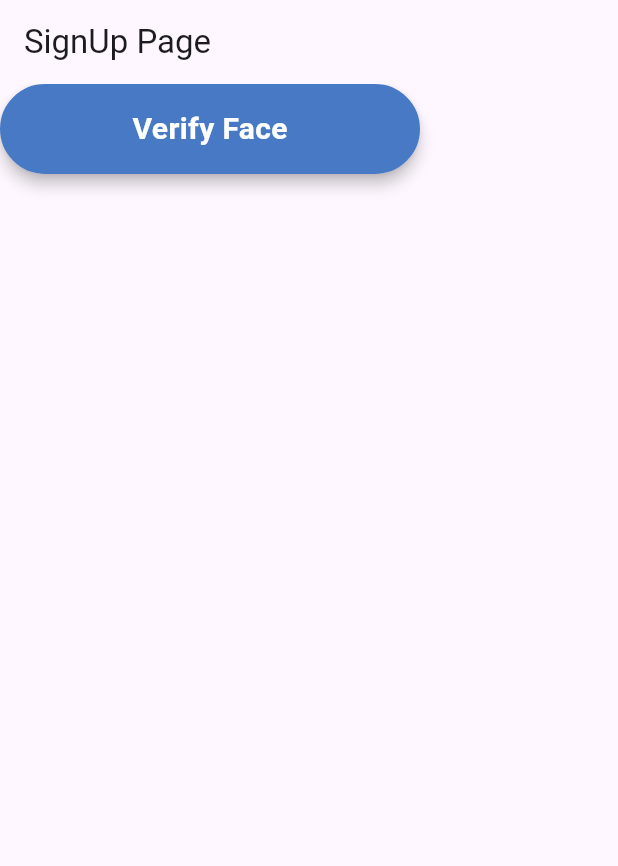
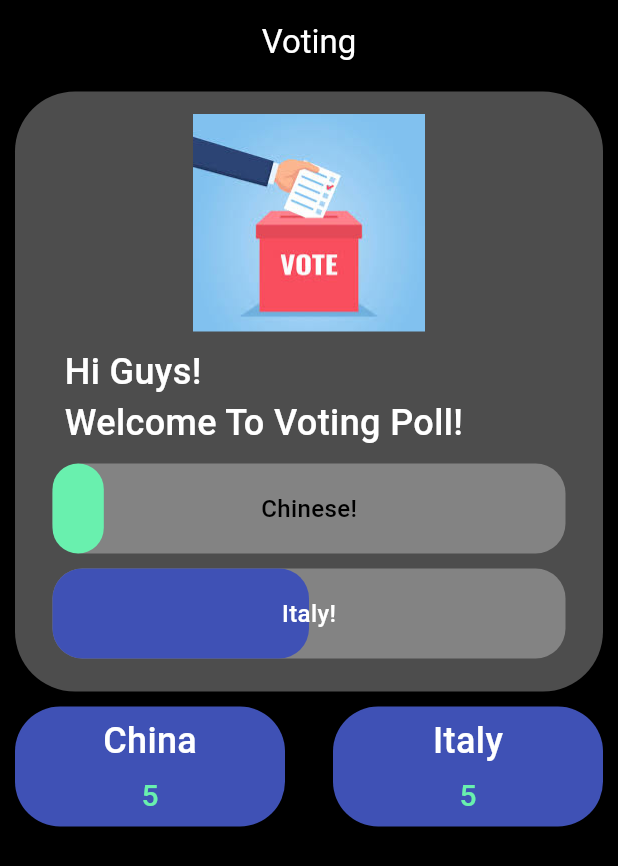
Before and after one commit to jngelena/BiometricSystem, a Flutter app: the screen it shows after launch, on a phone screen of 412 x 824 dp. Shown: the top 866 px of the screen. Run offline on Flutter 3.47's test engine with Material 3 defaults, Android fonts, the phone set to English and light mode, and no system bars; drawn by our look-alikes of percent_indicator; our stand-ins replace camera, cloud_firestore, firebase_core; missing offline and left inert: google_mlkit_commons, google_mlkit_face_detection, m7_livelyness_detection; accounts and stored records are empty; generated files the repository leaves out were written again.

Commit message:
Implementing user information saving to the firebase, design voting page, bug-fixing at sign up page

```diff
--- a/app/lib/main.dart
+++ b/app/lib/main.dart
@@ -1,6 +1,7 @@
 import 'package:app/firebase_options.dart';
 import 'package:app/screen/home_page.dart';
-import 'package:app/screen/image_file_screen.dart';
+import 'package:app/screen/log_in.dart';
+import 'package:app/screen/sign_up.dart';
 import 'package:firebase_core/firebase_core.dart';
 import 'package:flutter/material.dart';
 
@@ -17,12 +18,13 @@ class MyApp extends StatelessWidget {
   @override
   Widget build(BuildContext context) {
     return MaterialApp(
-      title: 'Flutter Demo',
+      title: 'B-Voting biometric System',
       theme: ThemeData(
         colorScheme: ColorScheme.fromSeed(seedColor: Colors.deepPurple),
+        scaffoldBackgroundColor: Colors.white,
         useMaterial3: true,
       ),
-      home: const SignUpPage(),
+      home: const VotingPage(),
     );
   }
 }
--- a/app/lib/screen/image_file_screen.dart
+++ /dev/null
@@ -1,55 +0,0 @@
-import 'package:app/components/components.dart';
-import 'package:app/service/deep_face_api.dart';
-import 'package:flutter/material.dart';
-import 'package:m7_livelyness_detection/index.dart';
-
-class SignUpPage extends StatefulWidget {
-  //final String imagePath;
-  const SignUpPage({
-    super.key,
-  });
-
-  @override
-  State<SignUpPage> createState() => _SignUpPageState();
-}
-
-class _SignUpPageState extends State<SignUpPage> {
-  DeepFaceApi? deepFaceApi;
-
-  @override
-  void initState() {
-    // TODO: implement initState
-    deepFaceApi = DeepFaceApi();
-    super.initState();
-  }
-
-  @override
-  Widget build(BuildContext context) {
-    return Scaffold(
-        appBar: AppBar(
-          title: const Text('SignUp Page'),
-        ),
-        body: _body());
-  }
-
-  Widget _body() {
-    return SafeArea(
-        child: Column(
-      children: [
-        // Container(
-        //   // if imagePath is null, an empty string will be used
-        //   child: Image.file(
-        //     File(""),
-        //     fit: BoxFit.contain,
-        //   ),
-        // ),
-        CustomButton(
-            buttonText: "Verify Face",
-            onPressed: () {
-              deepFaceApi!
-                  .verifyFace("images/mobile1.jpeg", "images/Mobile2.jpeg");
-            })
-      ],
-    ));
-  }
-}
--- /dev/null
+++ b/app/lib/screen/log_in.dart
@@ -0,0 +1,220 @@
+import 'package:flutter/foundation.dart';
+import 'package:flutter/material.dart';
+import 'package:m7_livelyness_detection/index.dart';
+import 'package:percent_indicator/linear_percent_indicator.dart';
+
+class VotingPage extends StatefulWidget {
+  const VotingPage({super.key});
+
+  @override
+  State<VotingPage> createState() => _VotingPageState();
+}
+
+class _VotingPageState extends State<VotingPage> {
+  @override
+  Widget build(BuildContext context) {
+    return Scaffold(
+      appBar: AppBar(
+        centerTitle: true,
+        backgroundColor: Colors.black,
+        elevation: 0,
+        title: const Text(
+          "Voting",
+          style: TextStyle(
+            color: Colors.white,
+          ),
+        ),
+      ),
+      backgroundColor: Colors.black,
+      body: Column(
+        mainAxisAlignment: MainAxisAlignment.start,
+        children: [
+          const SizedBox(
+            height: 5,
+          ),
+          Padding(
+            padding: const EdgeInsets.symmetric(horizontal: 10),
+            child: Container(
+              width: 400,
+              height: 400,
+              decoration: BoxDecoration(
+                  borderRadius: BorderRadius.circular(40),
+                  color: Colors.white30),
+              child: Padding(
+                padding: const EdgeInsets.all(15),
+                child: Column(
+                  children: [
+                    Container(
+                      width: MediaQuery.of(context).size.width - 50,
+                      height: 145,
+                      decoration: BoxDecoration(
+                        borderRadius: BorderRadius.circular(30),
+                      ),
+                      child: ClipRRect(
+                        borderRadius: BorderRadius.circular(30),
+                        child: Image.asset('assets/images/vote.jpeg'),
+                      ),
+                    ),
+                    const SizedBox(
+                      height: 10,
+                    ),
+                    const Row(
+                      mainAxisAlignment: MainAxisAlignment.start,
+                      children: [
+                        SizedBox(
+                          width: 18,
+                        ),
+                        Column(
+                          crossAxisAlignment: CrossAxisAlignment.start,
+                          children: [
+                            Text(
+                              'Hi Guys!',
+                              style: TextStyle(
+                                  color: Colors.white,
+                                  fontWeight: FontWeight.w500,
+                                  fontSize: 24),
+                            ),
+                            Text(
+                              'Welcome To Voting Poll!',
+                              style: TextStyle(
+                                  color: Colors.white,
+                                  fontWeight: FontWeight.w500,
+                                  fontSize: 24),
+                            ),
+                          ],
+                        ),
+                      ],
+                    ),
+                    const SizedBox(
+                      height: 10,
+                    ),
+                    LinearPercentIndicator(
+                      width: MediaQuery.of(context).size.width - 50,
+                      animation: true,
+                      lineHeight: 60.0,
+                      animationDuration: 1000,
+                      percent: 1 / 10,
+                      center: const Text(
+                        "Chinese!",
+                        style: TextStyle(
+                            color: Colors.black,
+                            fontWeight: FontWeight.w500,
+                            fontSize: 16),
+                      ),
+                      barRadius: const Radius.circular(20),
+                      progressColor: Colors.greenAccent,
+                      backgroundColor: Colors.white30,
+                    ),
+                    const SizedBox(
+                      height: 10,
+                    ),
+                    LinearPercentIndicator(
+                      width: MediaQuery.of(context).size.width - 50,
+                      animation: true,
+                      lineHeight: 60.0,
+                      animationDuration: 1000,
+                      percent: 5 / 10,
+                      center: const Text(
+                        "Italy!",
+                        style: TextStyle(
+                            color: Colors.white,
+                            fontWeight: FontWeight.w500,
+                            fontSize: 16),
+                      ),
+                      barRadius: const Radius.circular(20),
+                      progressColor: Colors.indigo,
+                      backgroundColor: Colors.white30,
+                    ),
+                    const SizedBox(
+                      height: 5,
+                    ),
+                  ],
+                ),
+              ),
+            ),
+          ),
+          Padding(
+            padding: const EdgeInsets.all(10),
+            child: Row(
+              mainAxisAlignment: MainAxisAlignment.spaceBetween,
+              children: [
+                InkWell(
+                  onTap: () {},
+                  child: Container(
+                    width: 180,
+                    height: 80,
+                    decoration: BoxDecoration(
+                        borderRadius: BorderRadius.circular(30),
+                        color: Colors.indigo),
+                    child: const Center(
+                      child: Column(
+                        crossAxisAlignment: CrossAxisAlignment.center,
+                        mainAxisAlignment: MainAxisAlignment.center,
+                        children: [
+                          Text(
+                            'China',
+                            style: TextStyle(
+                                color: Colors.white,
+                                fontWeight: FontWeight.w500,
+                                fontSize: 24),
+                          ),
+                          SizedBox(
+                            height: 5,
+                          ),
+                          Text(
+                            // count from block chain
+                            "5",
+                            style: TextStyle(
+                                color: Colors.greenAccent,
+                                fontWeight: FontWeight.w500,
+                                fontSize: 20),
+                          ),
+                        ],
+                      ),
+                    ),
+                  ),
+                ),
+                InkWell(
+                  onTap: () {},
+                  child: Container(
+                    width: 180,
+                    height: 80,
+                    decoration: BoxDecoration(
+                        borderRadius: BorderRadius.circular(30),
+                        color: Colors.indigo),
+                    child: const Center(
+                      child: Column(
+                        crossAxisAlignment: CrossAxisAlignment.center,
+                        mainAxisAlignment: MainAxisAlignment.center,
+                        children: [
+                          Text(
+                            'Italy',
+                            style: TextStyle(
+                                color: Colors.white,
+                                fontWeight: FontWeight.w500,
+                                fontSize: 24),
+                          ),
+                          SizedBox(
+                            height: 5,
+                          ),
+                          Text(
+                            // count from block chain
+                            "5",
+                            style: TextStyle(
+                                color: Colors.greenAccent,
+                                fontWeight: FontWeight.w500,
+                                fontSize: 20),
+                          ),
+                        ],
+                      ),
+                    ),
+                  ),
+                )
+              ],
+            ),
+          )
+        ],
+      ),
+    );
+  }
+}
--- a/app/lib/service/deep_face_api.dart
+++ b/app/lib/service/deep_face_api.dart
@@ -4,12 +4,13 @@ import "package:http/http.dart" as http;
 import "package:m7_livelyness_detection/index.dart";
 
 class DeepFaceApi {
-  // 172.20.10.7
+  // should be the IP address of the machine if we are using localhost
   final String _basePath = "http://10.10.23.228:8080";
 
   // convert image from path into a base64, then it can be feeded to the API
 
   Future<String> convertImageFromPath(String imagePath) async {
+    // line 13 - 18, Is used for transforming image in the asset to device
     final byteData = await rootBundle.load("assets/$imagePath");
     final file = File("${(await getTemporaryDirectory()).path}/$imagePath");
     await file.create(recursive: true);
--- a/app/pubspec.yaml
+++ b/app/pubspec.yaml
@@ -42,6 +42,7 @@ dependencies:
   image_picker: ^1.1.1
   m7_livelyness_detection: ^0.0.6+4
   http: ^1.2.1
+  percent_indicator: ^4.2.3
 
 dev_dependencies:
   flutter_test:
```
Also changed, not shown: app/lib/components/components.dart (+34 -0 lines), app/lib/screen/home_page.dart (+5 -5 lines), app/lib/screen/sign_up.dart (added, +201 -0 lines), app/lib/service/Firebase_database.dart (+9 -0 lines), app/assets/images/vote.jpeg (added), app/pubspec.lock.
